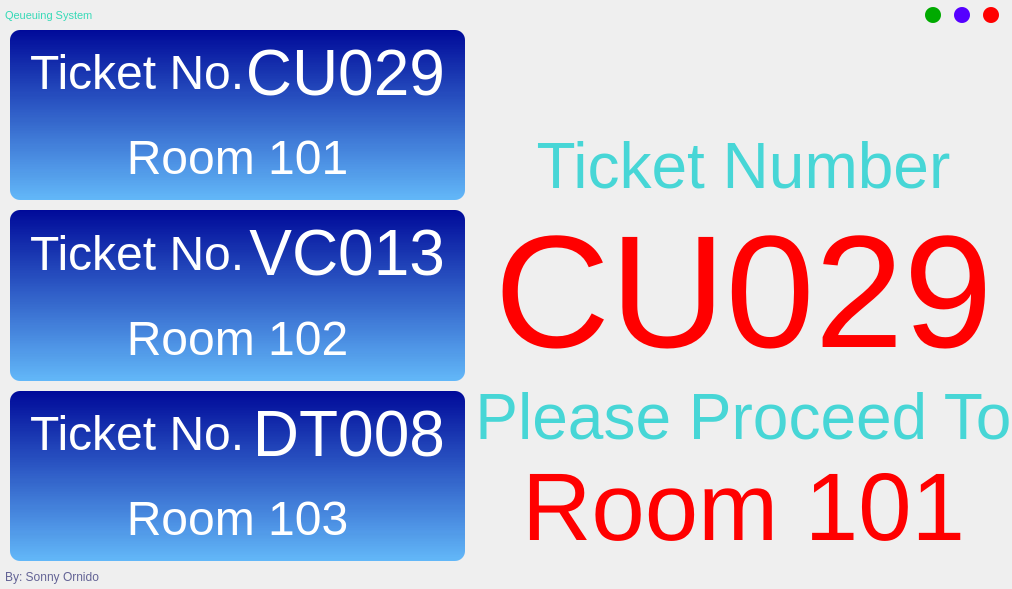
Qt form main.ui (ornido77/Line-Queuing-and-Ticketing-System) before a commit.
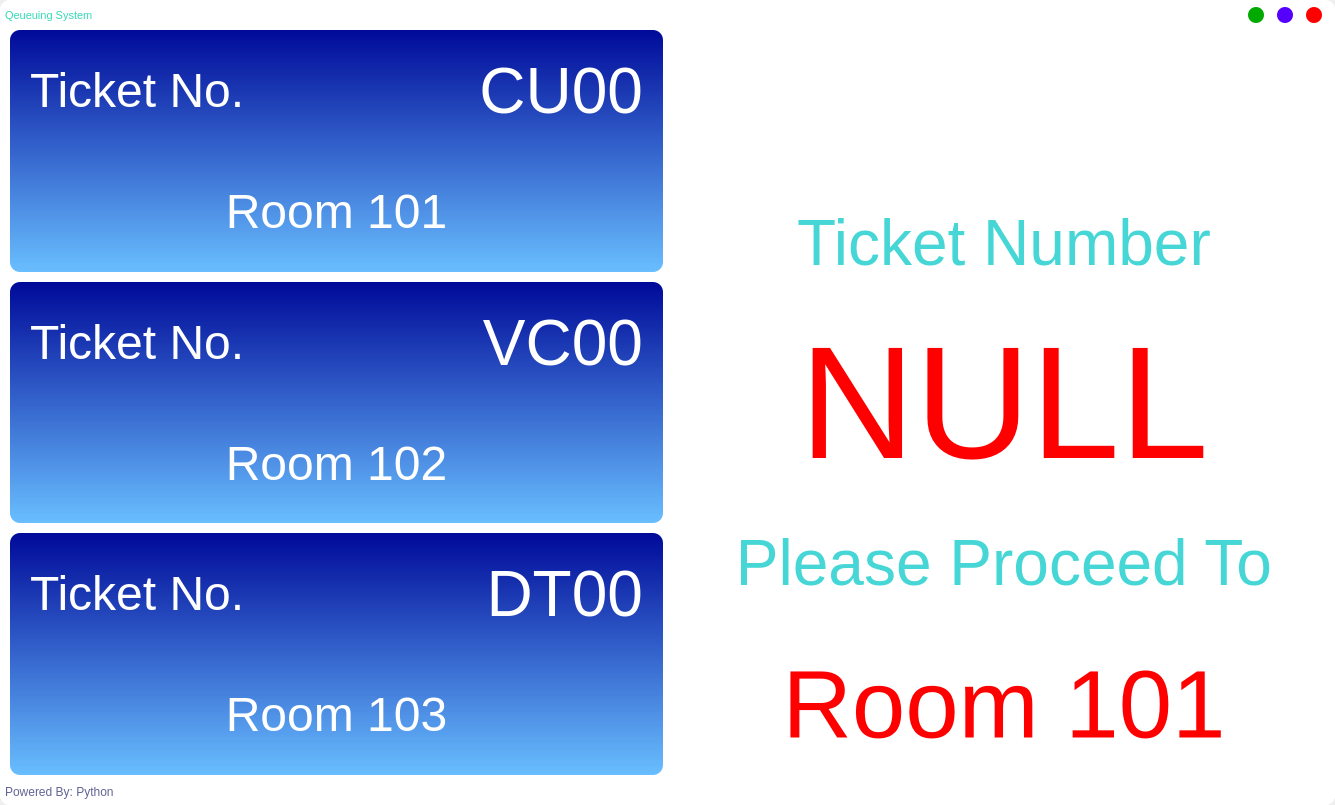
The same form after that commit. Icons and pictures are not drawn.

What changed in the file:
```diff
--- a/main.ui
+++ b/main.ui
@@ -6,8 +6,8 @@
    <rect>
     <x>0</x>
     <y>0</y>
-    <width>741</width>
-    <height>461</height>
+    <width>1335</width>
+    <height>805</height>
    </rect>
   </property>
   <property name="windowTitle">
@@ -33,7 +33,8 @@
     <item>
      <widget class="QFrame" name="frame_main_bg">
       <property name="styleSheet">
-       <string notr="true">border-radius: 10px;</string>
+       <string notr="true">border-radius: 10px;
+background-color: white;</string>
       </property>
       <property name="frameShape">
        <enum>QFrame::NoFrame</enum>
@@ -299,7 +300,7 @@
            <widget class="QFrame" name="frame_leftBody">
             <property name="maximumSize">
              <size>
-              <width>550</width>
+              <width>700</width>
               <height>16777215</height>
              </size>
             </property>
@@ -407,7 +408,7 @@
                       </font>
                      </property>
                      <property name="text">
-                      <string>CU029</string>
+                      <string>CU00</string>
                      </property>
                      <property name="alignment">
                       <set>Qt::AlignRight|Qt::AlignTrailing|Qt::AlignVCenter</set>
@@ -520,7 +521,7 @@
                       </font>
                      </property>
                      <property name="text">
-                      <string>VC013</string>
+                      <string>VC00</string>
                      </property>
                      <property name="alignment">
                       <set>Qt::AlignRight|Qt::AlignTrailing|Qt::AlignVCenter</set>
@@ -633,7 +634,7 @@
                       </font>
                      </property>
                      <property name="text">
-                      <string>DT008</string>
+                      <string>DT00</string>
                      </property>
                      <property name="alignment">
                       <set>Qt::AlignRight|Qt::AlignTrailing|Qt::AlignVCenter</set>
@@ -704,8 +705,8 @@
                </property>
                <property name="maximumSize">
                 <size>
-                 <width>450</width>
-                 <height>100</height>
+                 <width>500</width>
+                 <height>150</height>
                 </size>
                </property>
                <property name="font">
@@ -765,7 +766,7 @@
                 <string notr="true">color: rgb(255, 0, 0);</string>
                </property>
                <property name="text">
-                <string>CU029</string>
+                <string>NULL</string>
                </property>
                <property name="alignment">
                 <set>Qt::AlignCenter</set>
@@ -874,7 +875,7 @@
                 <string notr="true">color: rgb(99, 99, 149);</string>
                </property>
                <property name="text">
-                <string>By: Sonny Ornido</string>
+                <string>Powered By: Python</string>
                </property>
               </widget>
              </item>
```
Left out of the diff: 6 changed lines with no effect on the pictures.
